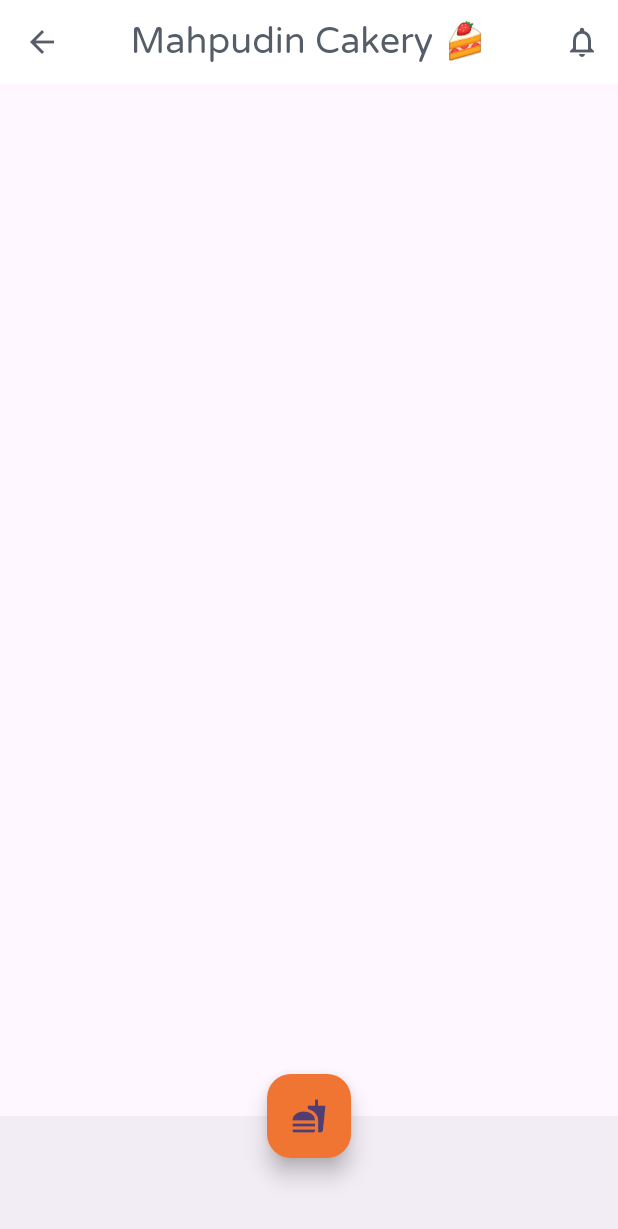
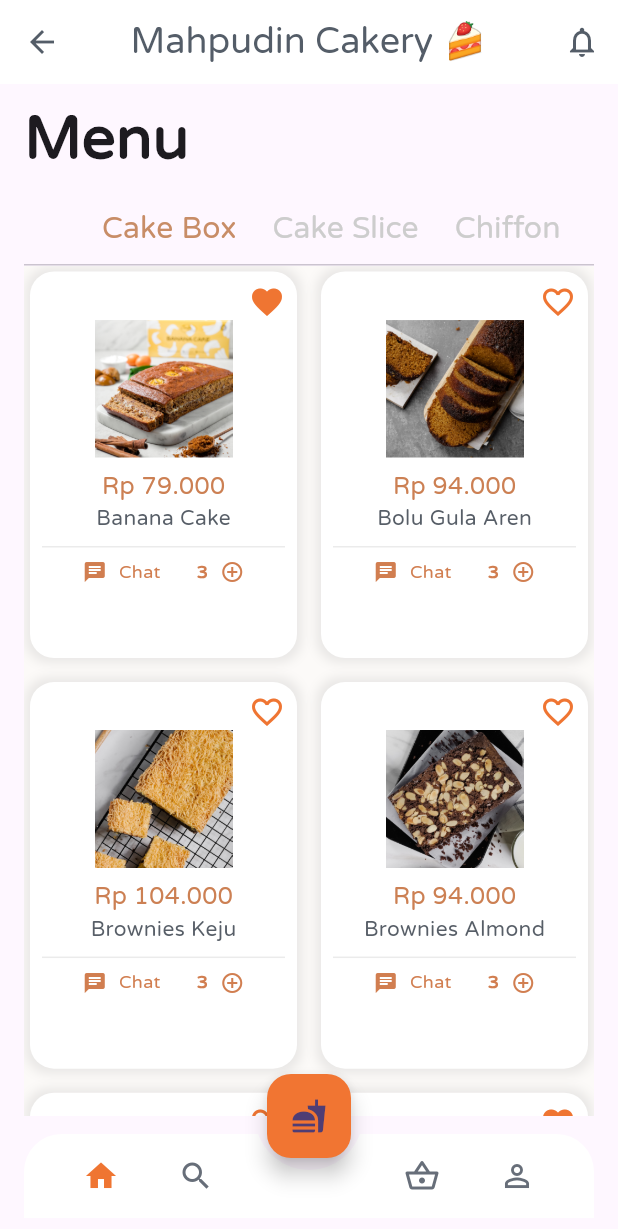
Before and after one commit to pudinmah/flutter_-cakeryApp, a Flutter app: the screen it shows after launch, on a phone screen of 412 x 824 dp. Shown: the top 1229 px of the screen. Run offline on Flutter 3.47's test engine with Material 3 defaults, Android fonts, the phone set to English and light mode, and no system bars.

Commit message:
create screen cakery and data cake

```diff
--- /dev/null
+++ b/lib/data/cake.dart
@@ -0,0 +1,68 @@
+class Cake {
+  final int id;
+  final String name;
+  final String price;
+  final String imageUrl;
+  final bool isFavorite;
+  final String subMenu;
+
+  Cake({
+    required this.id,
+    required this.name,
+    required this.price,
+    required this.imageUrl,
+    required this.isFavorite,
+    required this.subMenu,
+  });
+}
+
+final List<Cake> listCakes = [
+  Cake(
+    id: 1,
+    name: 'Banana Cake',
+    price: '79.000',
+    imageUrl: 'assets/box1.jpeg',
+    isFavorite: true,
+    subMenu: 'cake_box',
+  ),
+  Cake(
+    id: 2,
+    name: 'Bolu Gula Aren',
+    price: '94.000',
+    imageUrl: 'assets/box2.jpeg',
+    isFavorite: false,
+    subMenu: 'cake_box',
+  ),
+  Cake(
+    id: 5,
+    name: 'Brownies Keju',
+    price: '104.000',
+    imageUrl: 'assets/box5.jpeg',
+    isFavorite: false,
+    subMenu: 'cake_box',
+  ),
+  Cake(
+    id: 6,
+    name: 'Brownies Almond',
+    price: '94.000',
+    imageUrl: 'assets/box6.jpeg',
+    isFavorite: false,
+    subMenu: 'cake_box',
+  ),
+  Cake(
+    id: 3,
+    name: 'Coffee Cake Pudding',
+    price: '99.000',
+    imageUrl: 'assets/box3.jpeg',
+    isFavorite: false,
+    subMenu: 'cake_box',
+  ),
+  Cake(
+    id: 4,
+    name: 'Puding Cake Tiramisu',
+    price: '99.000',
+    imageUrl: 'assets/box4.jpeg',
+    isFavorite: true,
+    subMenu: 'cake_box',
+  ),
+];
--- a/lib/home.dart
+++ b/lib/home.dart
@@ -1,4 +1,5 @@
 import 'package:flutter/material.dart';
+import 'package:flutter_cakery/screen/cakery_page.dart';
 import 'package:flutter_cakery/widget/navbar_widget.dart';
 
 class Home extends StatefulWidget {
@@ -8,7 +9,15 @@ class Home extends StatefulWidget {
   State<Home> createState() => _HomeState();
 }
 
-class _HomeState extends State<Home> {
+class _HomeState extends State<Home> with SingleTickerProviderStateMixin {
+  TabController? _tabController;
+
+  @override
+  void initState() {
+    super.initState();
+    _tabController = TabController(length: 3, vsync: this);
+  }
+
   @override
   Widget build(BuildContext context) {
     return Scaffold(
@@ -41,6 +50,60 @@ class _HomeState extends State<Home> {
           ),
         ],
       ),
+      body: ListView(
+        padding: const EdgeInsets.symmetric(horizontal: 16),
+        children: [
+          const SizedBox(height: 8.0),
+          const Text('Menu',
+              style: TextStyle(
+                  fontFamily: 'Varela',
+                  fontSize: 40.0,
+                  fontWeight: FontWeight.bold)),
+          const SizedBox(height: 8.0),
+          TabBar(
+              controller: _tabController,
+              indicatorColor: Colors.transparent,
+              labelColor: const Color(0xFFC88D67),
+              isScrollable: true,
+              labelPadding: const EdgeInsets.only(right: 24),
+              unselectedLabelColor: const Color(0xFFCDCDCD),
+              tabs: const [
+                Tab(
+                  child: Text('Cake Box',
+                      style: TextStyle(
+                        fontFamily: 'Varela',
+                        fontSize: 20.0,
+                      )),
+                ),
+                Tab(
+                  child: Text('Cake Slice',
+                      style: TextStyle(
+                        fontFamily: 'Varela',
+                        fontSize: 20.0,
+                      )),
+                ),
+                Tab(
+                  child: Text('Chiffon',
+                      style: TextStyle(
+                        fontFamily: 'Varela',
+                        fontSize: 20.0,
+                      )),
+                ),
+              ]),
+          SizedBox(
+            height: MediaQuery.of(context).size.height - 160.0,
+            width: double.infinity,
+            child: TabBarView(
+              controller: _tabController,
+              children: const [
+                CakeryPage(),
+                CakeryPage(),
+                CakeryPage(),
+              ],
+            ),
+          )
+        ],
+      ),
       floatingActionButtonLocation: FloatingActionButtonLocation.centerDocked,
       floatingActionButton: FloatingActionButton(
         onPressed: () {},
--- /dev/null
+++ b/lib/screen/cakery_page.dart
@@ -0,0 +1,184 @@
+import 'package:flutter/material.dart';
+import 'package:flutter_cakery/data/cake.dart';
+
+class CakeryPage extends StatelessWidget {
+  const CakeryPage({super.key});
+
+  @override
+  Widget build(BuildContext context) {
+    return Scaffold(
+      backgroundColor: const Color(0xFFFCFAF8),
+      body: Padding(
+        padding: const EdgeInsets.only(
+          bottom: 80,
+        ),
+        child: GridView.builder(
+          gridDelegate: const SliverGridDelegateWithFixedCrossAxisCount(
+            crossAxisCount: 2,
+            crossAxisSpacing: 8,
+            mainAxisSpacing: 8,
+            childAspectRatio: 0.7,
+          ),
+          itemBuilder: (context, index) {
+            return _buildCard(listCakes[index], context);
+          },
+          itemCount: listCakes.length,
+        ),
+      ),
+    );
+  }
+}
+
+Widget _buildCard(
+  Cake cake,
+  context,
+) {
+  return Padding(
+    padding: const EdgeInsets.all(4),
+    child: InkWell(
+      onTap: () {
+        // Navigator.of(context).push(MaterialPageRoute(builder: (context) {
+        //   // return CakeryDetail(
+        //   //   assetPath: cake.imageUrl,
+        //   //   cookieprice: cake.price,
+        //   //   cookiename: cake.name,
+        //   // );
+        // }));
+      },
+      child: Container(
+        decoration: BoxDecoration(
+          borderRadius: BorderRadius.circular(16.0),
+          boxShadow: [
+            BoxShadow(
+              color: Colors.grey.withOpacity(0.2),
+              spreadRadius: 3.0,
+              blurRadius: 5.0,
+            )
+          ],
+          color: Colors.white,
+        ),
+        child: ListView(
+          physics: const NeverScrollableScrollPhysics(),
+          children: [
+            Padding(
+              padding: const EdgeInsets.only(
+                right: 8,
+                top: 8,
+              ),
+              child: Row(
+                mainAxisAlignment: MainAxisAlignment.end,
+                children: [
+                  cake.isFavorite
+                      ? const Icon(
+                          Icons.favorite,
+                          color: Color(0xFFEF7532),
+                        )
+                      : const Icon(
+                          Icons.favorite_border,
+                          color: Color(0xFFEF7532),
+                        )
+                ],
+              ),
+            ), //hero
+            Container(
+              height: 92,
+              width: 92,
+              decoration: BoxDecoration(
+                borderRadius: BorderRadius.circular(16),
+                image: DecorationImage(
+                  image: AssetImage(cake.imageUrl),
+                  fit: BoxFit.contain,
+                ),
+              ),
+            ),
+            const SizedBox(height: 8),
+            Center(
+              child: Text(
+                'Rp ${cake.price}',
+                style: const TextStyle(
+                    color: Color(0xFFCC8053),
+                    fontFamily: 'Varela',
+                    fontSize: 16),
+              ),
+            ),
+            Center(
+              child: Text(
+                cake.name,
+                overflow: TextOverflow.ellipsis,
+                style: const TextStyle(
+                    color: Color(0xFF575E67),
+                    fontFamily: 'Varela',
+                    fontSize: 14),
+              ),
+            ),
+            Padding(
+              padding: const EdgeInsets.all(8.0),
+              child: Container(
+                color: const Color(0xFFEBEBEB),
+                height: 1.0,
+              ),
+            ),
+            const Padding(
+              padding: EdgeInsets.symmetric(horizontal: 4),
+              child: Row(
+                mainAxisAlignment: MainAxisAlignment.center,
+                children: [
+                  Row(
+                    children: [
+                      Icon(
+                        Icons.chat,
+                        color: Color(0xFFD17E50),
+                        size: 16,
+                      ),
+                      SizedBox(
+                        width: 8,
+                      ),
+                      Text(
+                        'Chat',
+                        style: TextStyle(
+                            fontFamily: 'Varela',
+                            color: Color(0xFFD17E50),
+                            fontSize: 12),
+                      ),
+                    ],
+                  ),
+                  SizedBox(
+                    width: 16,
+                  ),
+                  Row(
+                    children: [
+                      // Icon(
+                      //   // Iconsemove_circle_outline,
+                      //   color: const Color(0xFFD17E50),
+                      //   size: 16,
+                      // ),
+                      SizedBox(
+                        width: 8,
+                      ),
+                      Text(
+                        '3',
+                        style: TextStyle(
+                            fontFamily: 'Varela',
+                            color: Color(0xFFD17E50),
+                            fontWeight: FontWeight.bold,
+                            fontSize: 12),
+                      ),
+                      SizedBox(
+                        width: 8,
+                      ),
+                      Icon(
+                        Icons.add_circle_outline,
+                        color: Color(0xFFD17E50),
+                        size: 16,
+                      ),
+                    ],
+                  ),
+                ],
+              ),
+            ),
+          ],
+        ),
+      ),
+    ),
+  );
+}
--- a/lib/widget/navbar_widget.dart
+++ b/lib/widget/navbar_widget.dart
@@ -6,7 +6,60 @@ class NavbarWidget extends StatelessWidget {
   @override
   Widget build(BuildContext context) {
     return BottomAppBar(
-
+      clipBehavior: Clip.antiAlias,
+      shape: const CircularNotchedRectangle(),
+      notchMargin: 8,
+      color: Colors.transparent,
+      elevation: 10,
+      child: Container(
+        height: 50.0,
+        decoration: const BoxDecoration(
+          color: Colors.white,
+          borderRadius: BorderRadius.only(
+            topLeft: Radius.circular(25.0),
+            topRight: Radius.circular(25.0),
+          ),
+        ),
+        child: Row(
+          mainAxisAlignment: MainAxisAlignment.spaceBetween,
+          children: [
+            SizedBox(
+              height: 50.0,
+              width: MediaQuery.of(context).size.width / 2 - 40.0,
+              child: const Row(
+                mainAxisAlignment: MainAxisAlignment.spaceEvenly,
+                children: [
+                  Icon(
+                    Icons.home,
+                    color: Color(0xFFEF7532),
+                  ),
+                  Icon(
+                    Icons.search,
+                    color: Color(0xFF676E79),
+                  )
+                ],
+              ),
+            ),
+            SizedBox(
+              height: 50.0,
+              width: MediaQuery.of(context).size.width / 2 - 40.0,
+              child: const Row(
+                mainAxisAlignment: MainAxisAlignment.spaceEvenly,
+                children: [
+                  Icon(
+                    Icons.shopping_basket_outlined,
+                    color: Color(0xFF676E79),
+                  ),
+                  Icon(
+                    Icons.person_outline,
+                    color: Color(0xFF676E79),
+                  )
+                ],
+              ),
+            ),
+          ],
+        ),
+      ),
     );
   }
 }
```
